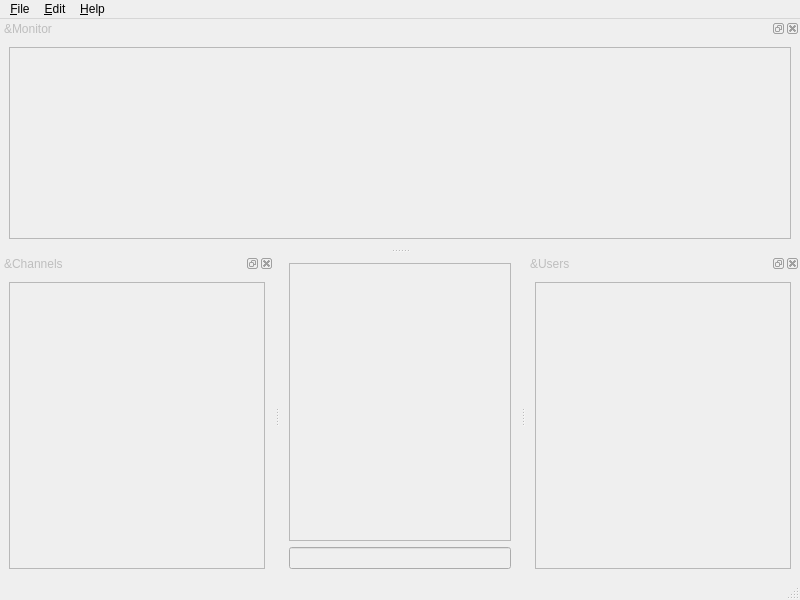
02JanDal/TalkTalk, file client/widgetsgui/MainWindow.ui: the form before one commit.
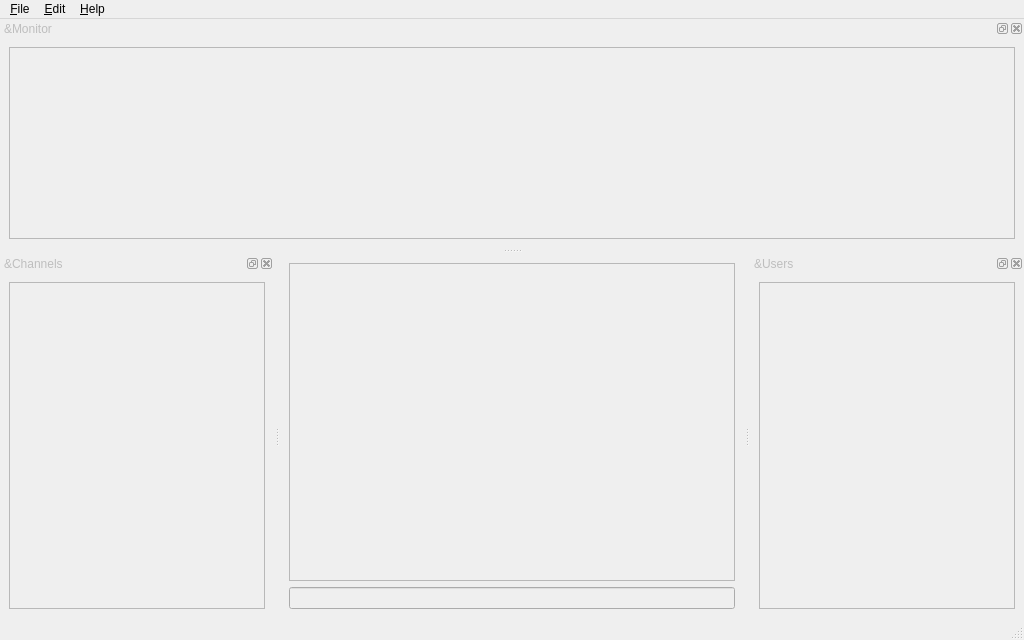
The form after the commit. Custom widgets are drawn as their Qt base class.

Commit message: Reconnect to IRC servers/channels and initial work on ChatView

The edit to the form file:
```diff
--- a/client/widgetsgui/MainWindow.ui
+++ b/client/widgetsgui/MainWindow.ui
@@ -6,8 +6,8 @@
    <rect>
     <x>0</x>
     <y>0</y>
-    <width>800</width>
-    <height>600</height>
+    <width>1024</width>
+    <height>640</height>
    </rect>
   </property>
   <property name="windowTitle">
@@ -19,10 +19,7 @@
    </property>
    <layout class="QVBoxLayout" name="verticalLayout_4">
     <item>
-     <widget class="QTreeView" name="chatView">
-      <attribute name="headerVisible">
-       <bool>false</bool>
-      </attribute>
+     <widget class="ChatView" name="chatView">
      </widget>
     </item>
     <item>
@@ -39,7 +36,7 @@
     <rect>
      <x>0</x>
      <y>0</y>
-     <width>800</width>
+     <width>1024</width>
      <height>22</height>
     </rect>
    </property>
@@ -170,6 +167,13 @@
    </property>
   </action>
  </widget>
+ <customwidgets>
+  <customwidget>
+   <class>ChatView</class>
+   <extends>QTreeView</extends>
+   <header>client/widgetsgui/ChatView.h</header>
+  </customwidget>
+ </customwidgets>
  <resources/>
  <connections/>
 </ui>
```
The commit also changes 16 other files.
